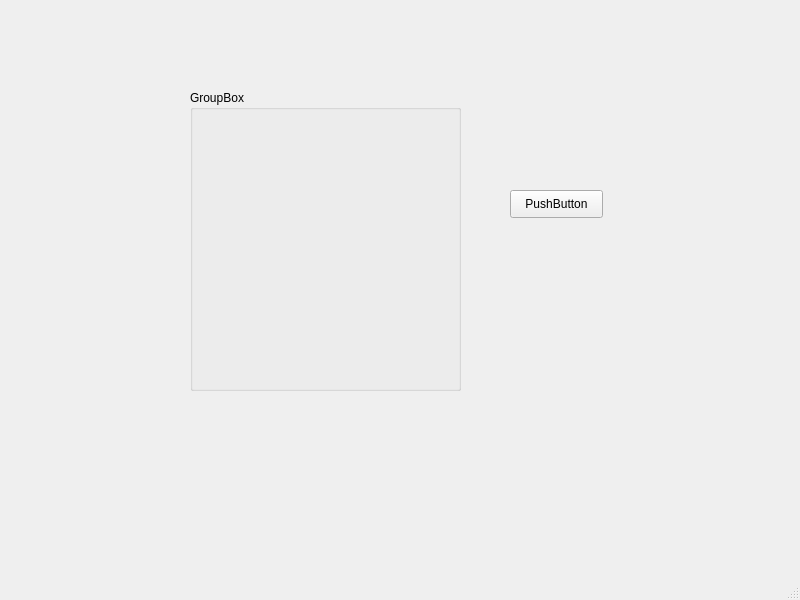
First picture: the form in I_know_pygraph/untitled.ui, repository McFly-byte/SPTR, before the edit.
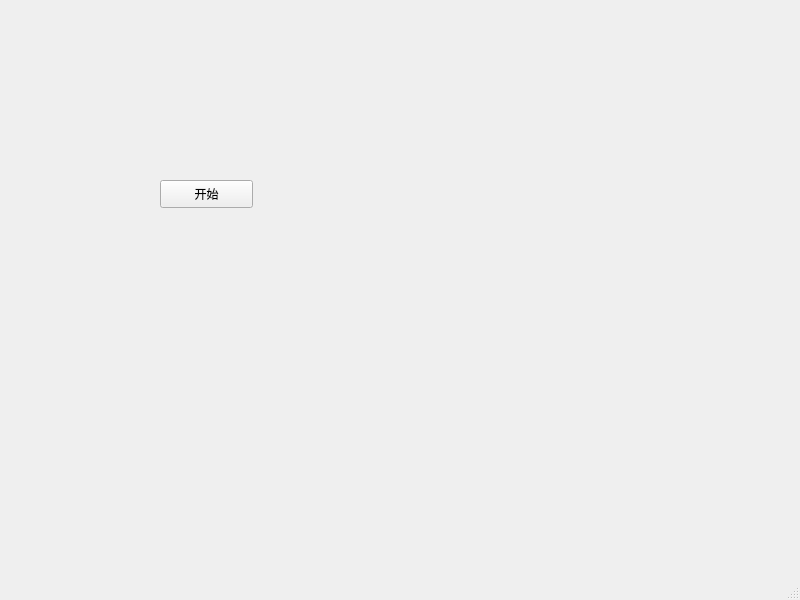
Second picture: the form after the edit.

The edit to the form file:
```diff
--- a/I_know_pygraph/untitled.ui
+++ b/I_know_pygraph/untitled.ui
@@ -14,41 +14,17 @@
    <string>MainWindow</string>
   </property>
   <widget class="QWidget" name="centralwidget">
-   <widget class="QGroupBox" name="groupBox">
-    <property name="geometry">
-     <rect>
-      <x>190</x>
-      <y>90</y>
-      <width>271</width>
-      <height>301</height>
-     </rect>
-    </property>
-    <property name="title">
-     <string>GroupBox</string>
-    </property>
-    <widget class="QWidget" name="verticalLayoutWidget">
-     <property name="geometry">
-      <rect>
-       <x>60</x>
-       <y>80</y>
-       <width>160</width>
-       <height>80</height>
-      </rect>
-     </property>
-     <layout class="QVBoxLayout" name="verticalLayout"/>
-    </widget>
-   </widget>
    <widget class="QPushButton" name="pushButton">
     <property name="geometry">
      <rect>
-      <x>510</x>
-      <y>190</y>
+      <x>160</x>
+      <y>180</y>
       <width>93</width>
       <height>28</height>
      </rect>
     </property>
     <property name="text">
-     <string>PushButton</string>
+     <string>开始</string>
     </property>
    </widget>
   </widget>
```
